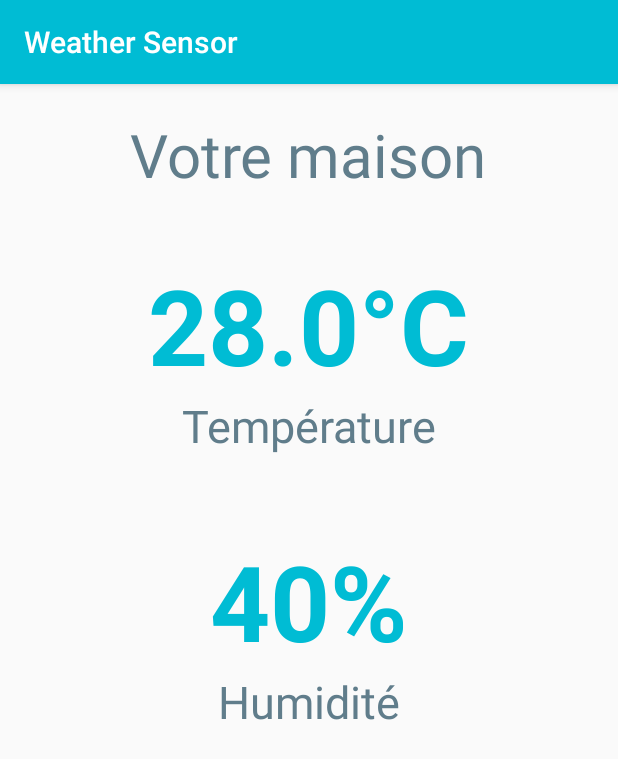
After one commit to mathildegui/WeatherAndroid, an Android app: the fragment MainFragment shown on its own in the app's theme, on a phone screen of 412 x 824 dp. The commit adds this screen. Shown: the top 759 px of the screen. Run offline under Robolectric (Android 15) with nearby library versions, the phone set to English and light mode, and no system bars; libraries missing offline, so code that uses them is left out: rx.android.concurrency, rx.android.observables, rx.concurrency, rx.subscriptions; 1 statement that could not run was skipped.

Commit message:
add butterknife lib and mainfragment for current temp+hum

```diff
--- a/app/build.gradle
+++ b/app/build.gradle
@@ -36,4 +36,6 @@ dependencies {
     compile 'com.android.support:support-v4:23.1.1'
     compile 'com.android.support:recyclerview-v7:23.1.1'
     compile 'com.github.PhilJay:MPAndroidChart:v2.1.6'
+
+    compile 'com.jakewharton:butterknife:7.0.1'
 }
--- a/app/src/main/java/com/mathildeguillossou/weathersensor/activity/MainActivity.java
+++ b/app/src/main/java/com/mathildeguillossou/weathersensor/activity/MainActivity.java
@@ -10,7 +10,7 @@ import android.view.View;
 
 import com.mathildeguillossou.weathersensor.R;
 import com.mathildeguillossou.weathersensor.bean.Weather;
-import com.mathildeguillossou.weathersensor.fragment.ChartFragment;
+import com.mathildeguillossou.weathersensor.fragment.MainFragment;
 import com.mathildeguillossou.weathersensor.fragment.WeatherListFragment;
 
 public class MainActivity extends AppCompatActivity implements WeatherListFragment.OnListFragmentInteractionListener {
@@ -25,7 +25,8 @@ public class MainActivity extends AppCompatActivity implements WeatherListFragme
         if (savedInstanceState == null) {
             getSupportFragmentManager().beginTransaction()
                     //.add(R.id.frag, new WeatherListFragment())
-                    .add(R.id.frag, new ChartFragment())
+                    //.add(R.id.frag, new ChartFragment())
+                    .add(R.id.frag, new MainFragment())
                     .commit();
         }
 
--- a/app/src/main/java/com/mathildeguillossou/weathersensor/fragment/ChartFragment.java
+++ b/app/src/main/java/com/mathildeguillossou/weathersensor/fragment/ChartFragment.java
@@ -20,7 +20,6 @@ import java.util.ArrayList;
 /**
  * A simple {@link Fragment} subclass.
  * Activities that contain this fragment must implement the
- * {@link ChartFragment.OnFragmentInteractionListener} interface
  * to handle interaction events.
  * Use the {@link ChartFragment#newInstance} factory method to
  * create an instance of this fragment.
@@ -56,7 +55,7 @@ public class ChartFragment extends Fragment {
 
     private void setData(int count, float range, LineChart chart) {
 
-        ArrayList<String> xVals = new ArrayList<String>();
+        /*ArrayList<String> xVals = new ArrayList<String>();
         for (int i = 0; i < count; i++) {
             xVals.add((i) + "");
         }
@@ -99,7 +98,7 @@ public class ChartFragment extends Fragment {
         LineData data = new LineData(xVals, dataSets);
 
         // set data
-        chart.setData(data);
+        chart.setData(data);*/
     }
 
     @Override
--- /dev/null
+++ b/app/src/main/java/com/mathildeguillossou/weathersensor/fragment/MainFragment.java
@@ -0,0 +1,80 @@
+package com.mathildeguillossou.weathersensor.fragment;
+
+
+import android.os.Bundle;
+import android.support.v4.app.Fragment;
+import android.view.LayoutInflater;
+import android.view.View;
+import android.view.ViewGroup;
+
+import com.mathildeguillossou.weathersensor.R;
+import com.mathildeguillossou.weathersensor.api.ApiManager;
+import com.mathildeguillossou.weathersensor.bean.Weather;
+
+import java.util.ArrayList;
+import java.util.List;
+
+import rx.Observer;
+import rx.Subscription;
+import rx.android.concurrency.AndroidSchedulers;
+import rx.android.observables.AndroidObservable;
+import rx.concurrency.Schedulers;
+import rx.subscriptions.Subscriptions;
+
+/**
+ * A simple {@link Fragment} subclass.
+ */
+public class MainFragment extends Fragment implements Observer<List<Weather>> {
+
+    private Weather mWeather;
+    private Subscription mSubscription = Subscriptions.empty();
+
+    public MainFragment() {
+        // Required empty public constructor
+    }
+
+
+    @Override
+    public View onCreateView(LayoutInflater inflater, ViewGroup container,
+                             Bundle savedInstanceState) {
+        // Inflate the layout for this fragment
+        View v = inflater.inflate(R.layout.fragment_main, container, false);
+
+        /**
+         * FIXME load only the last value and not the entire list of data
+         */
+        mSubscription =
+                AndroidObservable
+                        .fromFragment(this, ApiManager.loadW())
+                        .observeOn(Schedulers.threadPoolForIO())
+                        .subscribeOn(AndroidSchedulers.mainThread())
+                        .subscribe(this);
+
+        return v;
+    }
+
+    @Override
+    public void onDestroy() {
+        mSubscription.unsubscribe();
+        super.onDestroy();
+    }
+
+    @Override
+    public void onCompleted() {
+
+    }
+
+    @Override
+    public void onError(Throwable e) {
+
+    }
+
+    @Override
+    public void onNext(List<Weather> args) {
+        mWeather = args.get(args.size() - 1);
+    }
+
+    private void updateData() {
+
+    }
+}
--- a/app/src/main/res/layout/activity_main.xml
+++ b/app/src/main/res/layout/activity_main.xml
@@ -21,17 +21,6 @@
 
     </android.support.design.widget.AppBarLayout>
 
-    <!--<fragment
-        android:id="@+id/frag"
-        android:layout_width="match_parent"
-        android:layout_height="match_parent"
-        android:name="com.mathildeguillossou.weathersensor.fragment.WeatherListFragment"
-        tools:layout="@layout/fragment_weather_list" />
--->
-    <!--<include
-        android:id="@+id/content_main"
-        layout="@layout/content_main" />-->
-
     <RelativeLayout
         app:layout_behavior="@string/appbar_scrolling_view_behavior"
         android:id="@+id/frag"
--- /dev/null
+++ b/app/src/main/res/layout/fragment_main.xml
@@ -0,0 +1,83 @@
+<LinearLayout
+    xmlns:android="http://schemas.android.com/apk/res/android"
+    xmlns:tools="http://schemas.android.com/tools"
+    android:layout_width="match_parent"
+    android:layout_height="match_parent"
+    android:gravity="center_horizontal"
+    android:orientation="vertical"
+    tools:context="com.mathildeguillossou.weathersensor.fragment.MainFragment">
+
+    <TextView
+        android:layout_width="wrap_content"
+        android:layout_height="wrap_content"
+        android:textColor="@color/colorAccent"
+        android:textSize="40dp"
+        android:layout_marginTop="20dp"
+        android:text="Votre maison"/>
+
+    <LinearLayout
+        android:layout_width="wrap_content"
+        android:layout_height="wrap_content"
+        android:orientation="horizontal"
+        android:layout_marginTop="40dp" >
+
+        <TextView
+            android:id="@+id/currentTemp"
+            android:layout_width="wrap_content"
+            android:layout_height="wrap_content"
+            android:textColor="@color/colorPrimary"
+            android:textStyle="bold"
+            android:textSize="70dp"
+            android:text="28.0" />
+
+        <TextView
+            android:layout_width="wrap_content"
+            android:layout_height="wrap_content"
+            android:textColor="@color/colorPrimary"
+            android:textStyle="bold"
+            android:textSize="70dp"
+            android:text="°C" />
+    </LinearLayout>
+
+    <TextView
+        android:id="@+id/currentTempText"
+        android:layout_width="wrap_content"
+        android:layout_height="wrap_content"
+        android:textColor="@color/colorAccent"
+        android:textSize="30dp"
+        android:text="Température"
+        />
+
+    <LinearLayout
+        android:layout_width="wrap_content"
+        android:layout_height="wrap_content"
+        android:orientation="horizontal"
+        android:layout_marginTop="50dp"
+        >
+        <TextView
+            android:id="@+id/currentHumidity"
+            android:layout_width="wrap_content"
+            android:layout_height="wrap_content"
+            android:textColor="@color/colorPrimary"
+            android:textStyle="bold"
+            android:textSize="70dp"
+            android:text="40" />
+        <TextView
+            android:layout_width="wrap_content"
+            android:layout_height="wrap_content"
+            android:textColor="@color/colorPrimary"
+            android:textStyle="bold"
+            android:textSize="70dp"
+            android:text="%" />
+    </LinearLayout>
+
+    <TextView
+        android:id="@+id/currentHumidityText"
+        android:layout_width="wrap_content"
+        android:layout_height="wrap_content"
+        android:textColor="@color/colorAccent"
+        android:textSize="30dp"
+        android:text="Humidité"
+        />
+
+</LinearLayout>
```
